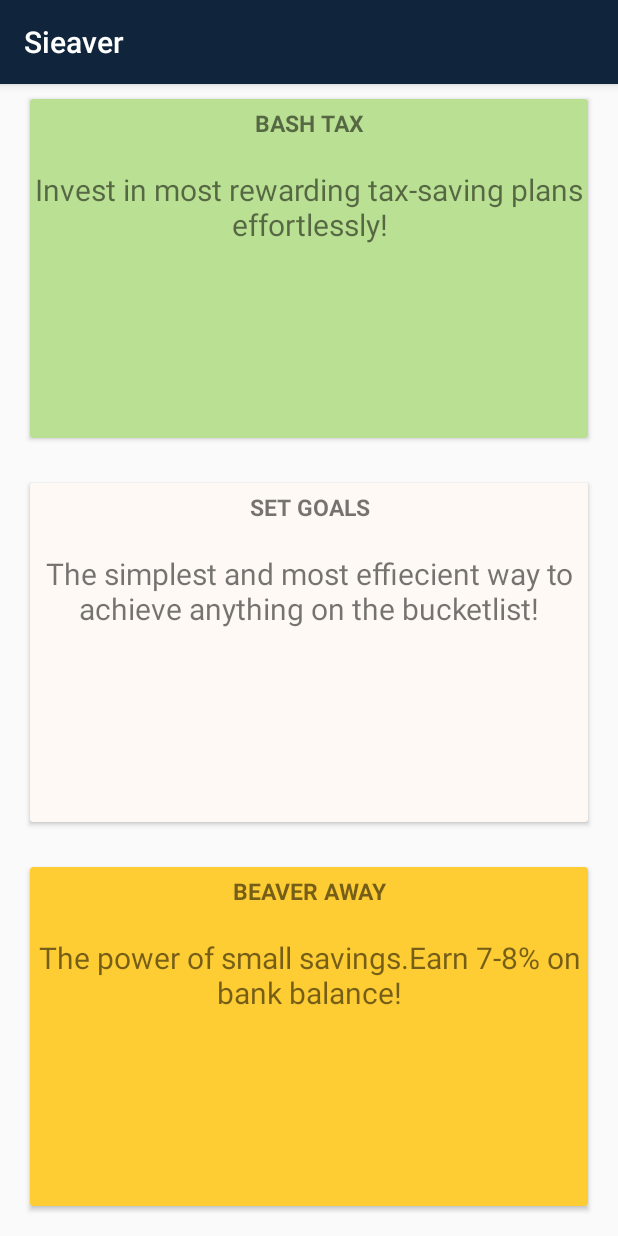
After one commit to keerthi561/Sieaver, an Android app: the DashboardActivity screen opened directly, with no data from a screen before it, on a phone screen of 412 x 824 dp. The commit adds this screen. Run offline under Robolectric (Android 15) with nearby library versions, the phone set to English and light mode, and no system bars; 1 statement that could not run was skipped.

Commit message:
Added the dashboard screen

```diff
--- a/app/build.gradle
+++ b/app/build.gradle
@@ -33,6 +33,7 @@ dependencies {
     compile 'com.android.support:design:24.2.1'
     compile 'com.github.rahatarmanahmed:circularprogressview:2.5.0'
     compile 'com.github.boxme:squarecamera:1.1.0'
+//    compile 'com.roughike:bottom-bar:2.3.1'
     testCompile 'junit:junit:4.12'
 }
 
--- /dev/null
+++ b/app/src/main/java/com/example/sridhar123/sieaver/DashboardActivity.java
@@ -0,0 +1,25 @@
+package com.example.sridhar123.sieaver;
+
+import android.os.Bundle;
+import android.support.annotation.NonNull;
+import android.support.annotation.Nullable;
+import android.support.v4.app.Fragment;
+import android.support.v7.widget.CardView;
+
+/**
+ * Created by sridhar123 on 28/10/17.
+ */
+public class DashboardActivity extends SieverBaseActivity {
+    private CardView cardbashtax,setgoalscard,beaverawaycard;
+
+    @Override
+    protected void onCreate(@Nullable Bundle savedInstanceState) {
+        super.onCreate(savedInstanceState);
+        setContentView(R.layout.dashboard_activity);
+        cardbashtax = (CardView) findViewById(R.id.cardBashTax);
+        setgoalscard = (CardView) findViewById(R.id.cardSetDreams);
+        beaverawaycard = (CardView) findViewById(R.id.cardBeaverSaver);
+        setupUI();
+    }
+
+}
--- a/app/src/main/java/com/example/sridhar123/sieaver/InputPanDetails.java
+++ b/app/src/main/java/com/example/sridhar123/sieaver/InputPanDetails.java
@@ -11,13 +11,14 @@ import android.widget.Button;
  */
 public class InputPanDetails extends SieverBaseActivity{
 
-    private Button button_kyc_verify;
+    private Button button_kyc_verify,button_submit;
 
     @Override
     protected void onCreate(@Nullable Bundle savedInstanceState) {
         super.onCreate(savedInstanceState);
         setContentView(R.layout.pan_details);
         button_kyc_verify= (Button) findViewById(R.id.kyc_verify_process);
+        button_submit = (Button) findViewById(R.id.btnSubmit);
 
         button_kyc_verify.setOnClickListener(new View.OnClickListener() {
             @Override
@@ -25,5 +26,13 @@ public class InputPanDetails extends SieverBaseActivity{
                 startActivity(new Intent(InputPanDetails.this,PanKycDocsActivity.class));
             }
         });
+
+        button_submit.setOnClickListener(new View.OnClickListener() {
+            @Override
+            public void onClick(View view) {
+                startActivity(new Intent(InputPanDetails.this,DashboardActivity.class));
+                finish();
+            }
+        });
     }
 }
--- a/app/src/main/java/com/example/sridhar123/sieaver/PanKycDocsActivity.java
+++ b/app/src/main/java/com/example/sridhar123/sieaver/PanKycDocsActivity.java
@@ -1,6 +1,5 @@
 package com.example.sridhar123.sieaver;
 
-import android.*;
 import android.content.Intent;
 import android.content.pm.PackageManager;
 import android.net.Uri;
@@ -14,11 +13,14 @@ import android.widget.Toast;
 
 import com.desmond.squarecamera.CameraActivity;
 import com.example.sridhar123.sieaver.GeneralConstants.GeneralConstants;
+import com.google.firebase.storage.FirebaseStorage;
+import com.google.firebase.storage.StorageReference;
 
 /**
  * Created by sridhar123 on 28/10/17.
  */
 public class PanKycDocsActivity extends SieverBaseActivity {
+
 
     private static final int REQUEST_CAMERA_PERMISSION = 1;
     private static final int REQUEST_CAMERA_SELFIE = 100;
@@ -26,9 +28,14 @@ public class PanKycDocsActivity extends SieverBaseActivity {
     private static final int REQUEST_CAMERA_ADDRESS_FRONT = 102;
     private static final int REQUEST_CAMERA_ADDRESS_BACK = 103;
     private static final int REQUEST_CAMERA_SIGN = 104;
+    private FirebaseStorage mFirebaseStorage;
+    private StorageReference mStorageReference;
+
+
     @Override
     protected void onCreate(@Nullable Bundle savedInstanceState) {
         super.onCreate(savedInstanceState);
+        setContentView(R.layout.pan_kyc_docs_activity);
         requestForCameraPermission();
     }
 
--- /dev/null
+++ b/app/src/main/res/layout/dashboard_activity.xml
@@ -0,0 +1,122 @@
+<?xml version="1.0" encoding="utf-8"?>
+<LinearLayout
+    android:id="@+id/activity_main"
+    xmlns:android="http://schemas.android.com/apk/res/android"
+    xmlns:app="http://schemas.android.com/apk/res-auto"
+    xmlns:tools="http://schemas.android.com/tools"
+    android:layout_width="match_parent"
+    android:layout_height="match_parent"
+    android:orientation="vertical"
+    >
+
+    <android.support.v7.widget.CardView
+        android:id="@+id/cardBashTax"
+        android:layout_width="match_parent"
+        android:layout_height="0dp"
+        android:layout_weight="1"
+        android:layout_marginBottom="20dp"
+        android:layout_marginLeft="20dp"
+        android:layout_marginRight="20dp"
+        android:layout_marginTop="10dp"
+        android:clickable="true"
+        app:cardBackgroundColor="@color/lightGreen"
+       >
+        <LinearLayout
+            android:layout_width="match_parent"
+            android:layout_height="wrap_content"
+            android:orientation="vertical"
+            >
+           <TextView
+               android:layout_width="match_parent"
+               android:layout_height="wrap_content"
+               android:text="BASH TAX"
+               android:layout_gravity="center"
+               android:gravity="center"
+               android:textSize="15sp"
+               android:layout_marginTop="5dp"
+               android:textStyle="bold"/>
+            <TextView
+                android:layout_marginTop="20dp"
+                android:layout_width="match_parent"
+                android:layout_height="wrap_content"
+                android:text="Invest in most rewarding tax-saving plans effortlessly!"
+                android:textSize="20sp"
+                android:layout_gravity="center_vertical"
+                android:gravity="center"/>
+        </LinearLayout>
+
+
+</android.support.v7.widget.CardView>
+    <android.support.v7.widget.CardView
+        android:id="@+id/cardSetDreams"
+        android:layout_width="match_parent"
+        android:layout_height="0dp"
+        android:layout_weight="1"
+        android:layout_marginBottom="20dp"
+        android:layout_marginLeft="20dp"
+        android:layout_marginRight="20dp"
+        android:layout_marginTop="10dp"
+        android:clickable="true"
+        app:cardBackgroundColor="@color/colorIciciLight">
+
+    <LinearLayout
+        android:layout_width="match_parent"
+        android:layout_height="wrap_content"
+        android:orientation="vertical"
+        >
+        <TextView
+            android:layout_width="match_parent"
+            android:layout_height="wrap_content"
+            android:text="SET GOALS"
+            android:layout_gravity="center"
+            android:gravity="center"
+            android:textSize="15sp"
+            android:layout_marginTop="5dp"
+            android:textStyle="bold"/>
+        <TextView
+            android:layout_marginTop="20dp"
+            android:layout_width="match_parent"
+            android:layout_height="wrap_content"
+            android:text="The simplest and most effiecient way to achieve anything on the bucketlist!"
+            android:textSize="20sp"
+            android:gravity="center"/>
+    </LinearLayout>
+    </android.support.v7.widget.CardView>
+    <android.support.v7.widget.CardView
+        android:id="@+id/cardBeaverSaver"
+        android:layout_width="match_parent"
+        android:layout_height="0dp"
+        android:layout_weight="1"
+        android:layout_marginBottom="20dp"
+        android:layout_marginLeft="20dp"
+        android:layout_marginRight="20dp"
+        android:layout_marginTop="10dp"
+        android:clickable="true"
+        app:cardBackgroundColor="@color/colorSqrrlAwayEndColor">
+
+        <LinearLayout
+            android:layout_width="match_parent"
+            android:layout_height="match_parent"
+            android:orientation="vertical"
+            android:gravity=""
+            >
+            <TextView
+                android:layout_width="match_parent"
+                android:layout_height="wrap_content"
+                android:text="BEAVER AWAY"
+                android:gravity="center"
+                android:textSize="15sp"
+                android:layout_marginTop="5dp"
+                android:textStyle="bold"/>
+            <TextView
+                android:layout_marginTop="20dp"
+                android:layout_width="match_parent"
+                android:layout_height="wrap_content"
+                android:text="The power of small savings.Earn 7-8% on bank balance!"
+                android:textSize="20sp"
+                android:gravity="center"
+                android:layout_gravity="center"
+                />
+        </LinearLayout>
+    </android.support.v7.widget.CardView>
+</LinearLayout>
--- a/app/src/main/res/layout/pan_details.xml
+++ b/app/src/main/res/layout/pan_details.xml
@@ -45,10 +45,9 @@
                 android:digits="0123456789ABCDEFGHIJKLMNOPQRSTUVWXYZ"
                 android:hint="Enter Pan"
                 android:maxLength="10"
+                android:textColor="@color/textColorUniversal"
                 android:textIsSelectable="false"
-                android:textColor="@color/textColorUniversal"
-                android:textSize="16sp"
-                 />
+                android:textSize="16sp" />
 
         </android.support.design.widget.TextInputLayout>
 
@@ -64,14 +63,13 @@
                 android:layout_width="match_parent"
                 android:layout_height="48dp"
                 android:digits="0123456789"
+                android:hint="Date of birth"
                 android:inputType="number"
                 android:maxLength="10"
-                android:textIsSelectable="false"
                 android:textColor="@color/textColorUniversal"
                 android:textColorHint="@color/colorWhiteOpacity50"
-                android:textSize="16sp"
-                android:hint="Date of birth"
-                />
+                android:textIsSelectable="false"
+                android:textSize="16sp" />
 
         </android.support.design.widget.TextInputLayout>
 
@@ -80,28 +78,33 @@
             android:layout_width="match_parent"
             android:layout_height="wrap_content"
             android:layout_marginTop="24dp">
+
             <LinearLayout
                 android:layout_width="wrap_content"
                 android:layout_height="wrap_content"
                 android:orientation="vertical">
+
                 <TextView
                     android:layout_width="wrap_content"
                     android:layout_height="wrap_content"
                     android:text="IF KYC NOT VERIFIED"
-                android:textColor="@color/textColorUniversal"/>
+                    android:textColor="@color/textColorUniversal" />
 
                 <Button
                     android:id="@+id/kyc_verify_process"
                     android:layout_width="wrap_content"
                     android:layout_height="wrap_content"
-                android:text="KYC VERIFICATION PROCESS"/>
-</LinearLayout>
-            <ImageButton
+                    android:text="KYC VERIFICATION PROCESS" />
+
+                <Button
                     android:id="@+id/btnSubmit"
                     android:layout_width="wrap_content"
                     android:layout_height="wrap_content"
                     android:layout_gravity="center"
-                android:visibility="gone" />
+                    android:text="SUBMIT" />
+
+
+            </LinearLayout>
 
             <LinearLayout
                 android:id="@+id/ll_verifying_progress"
@@ -132,4 +135,5 @@
             </LinearLayout>
         </FrameLayout>
     </LinearLayout>
+
 </FrameLayout>
--- /dev/null
+++ b/app/src/main/res/layout/pan_kyc_docs_activity.xml
@@ -0,0 +1,6 @@
+<?xml version="1.0" encoding="utf-8"?>
+<LinearLayout xmlns:android="http://schemas.android.com/apk/res/android"
+    android:orientation="vertical" android:layout_width="match_parent"
+    android:layout_height="match_parent">
+
+</LinearLayout>
--- /dev/null
+++ b/app/src/main/res/menu/menu.xml
@@ -0,0 +1,15 @@
+<?xml version="1.0" encoding="utf-8"?>
+<menu xmlns:android="http://schemas.android.com/apk/res/android">
+    <item
+        android:id="@+id/action_item1"
+        android:icon="@drawable/tax"
+        android:title="BASH TAX"/>
+    <item
+        android:id="@+id/action_item2"
+        android:icon="@drawable/goal"
+        android:title="GOAL SETTING"/>
+    <item
+        android:id="@+id/action_item3"
+        android:icon="@drawable/away"
+        android:title="BEAVER AWAY"/>
+</menu>
```
Also changed, not shown: app/src/main/AndroidManifest.xml (+6 -1 lines), app/src/main/res/drawable/away.png (added), app/src/main/res/drawable/goal.png (added), app/src/main/res/drawable/tax.png (added). Lines whose indentation alone changed are shown as unchanged.
